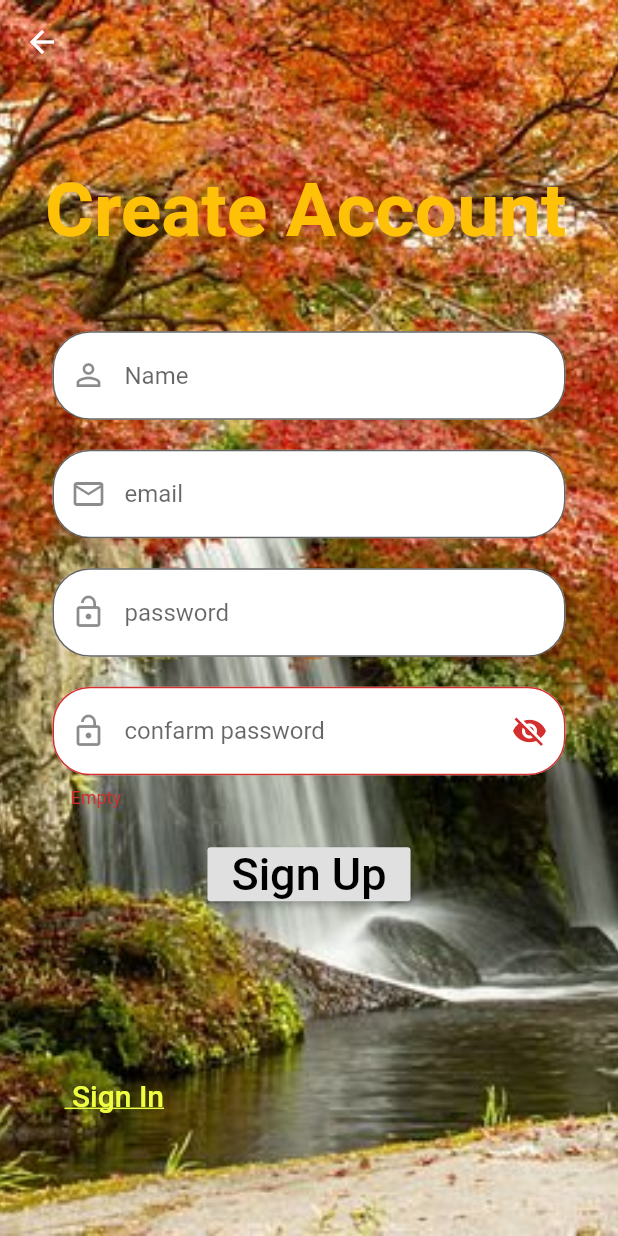
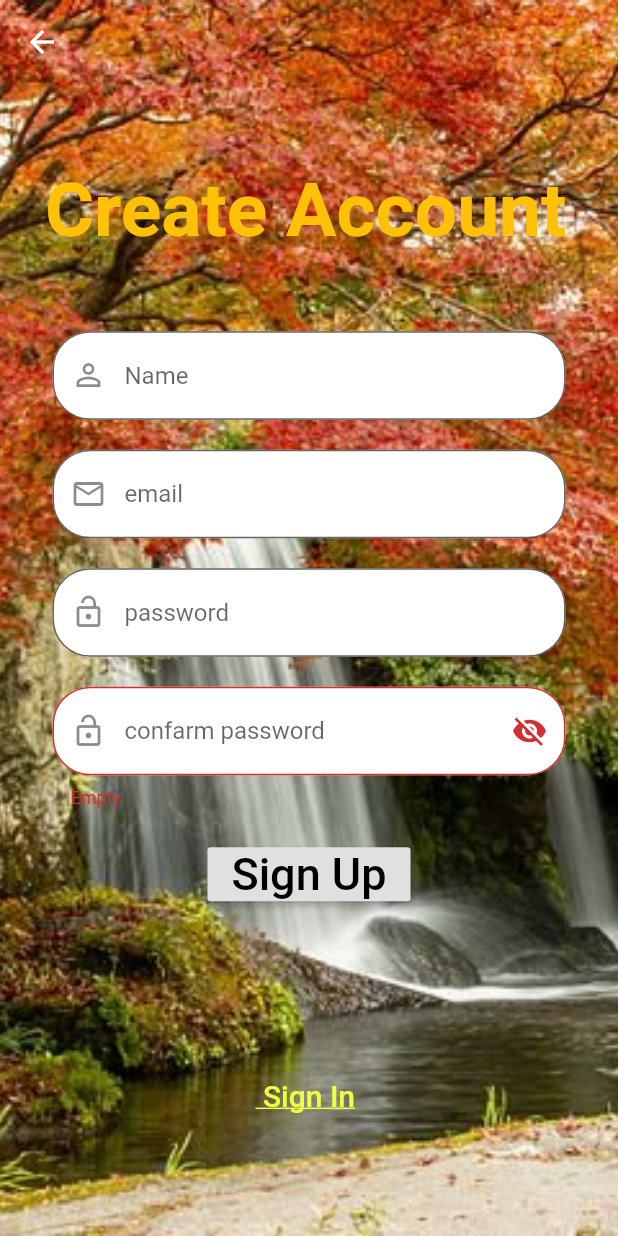
Before and after one commit to al-imam-sujon/Login_page, a Flutter app: the screen it shows after launch, after a tap on "Register account", on a phone screen of 412 x 824 dp. Run offline on Flutter 3.47's test engine with Material 2 defaults, Android fonts, the phone set to English and light mode, and no system bars.

Commit message:
Login_Page

```diff
--- a/lib/login_page.dart
+++ b/lib/login_page.dart
@@ -127,7 +127,7 @@ class _Login_PageState extends State<Login_Page> {
                           Navigator.push(context, MaterialPageRoute(builder: (_) => Register_Page()));
                         },
                             child: Text(' Register account ',
-                              style: TextStyle(fontSize: 20.0,color: Colors.amberAccent,
+                              style: TextStyle(fontSize: 18.0,color: Colors.amberAccent,
                               decoration: TextDecoration.underline),)),
 
                           TextButton(onPressed: (){
@@ -135,7 +135,7 @@ class _Login_PageState extends State<Login_Page> {
                           },
 
                               child: Text('Forgot Password ?',
-                              style: TextStyle(fontSize: 20.0,color: Colors.amberAccent,
+                              style: TextStyle(fontSize: 18.0,color: Colors.amberAccent,
                               decoration: TextDecoration.underline),))
                       ],
                     )
--- a/lib/register_page.dart
+++ b/lib/register_page.dart
@@ -169,7 +169,7 @@ class _Register_PageState extends State<Register_Page> {
                     ),
 
                     Row(
-                      mainAxisAlignment: MainAxisAlignment.spaceBetween,
+                      mainAxisAlignment: MainAxisAlignment.center,
                       children: [
                         TextButton(onPressed: (){
                           //Navigator.push(context, CupertinoPageRoute(builder: (_)=> Regsiter_Page()));
@@ -194,124 +194,3 @@ class _Register_PageState extends State<Register_Page> {
     );
   }
 }
-
-
-
-
-
-
-
-//
-// class MyApp extends StatefulWidget {
-//   const MyApp({Key? key}) : super(key: key);
-//
-//   @override
-//   _MyAppState createState() => _MyAppState();
-// }
-//
-// class _MyAppState extends State<MyApp> {
-//   String text= '';
-//   bool _secure = false;
-//   @override
-//   Widget build(BuildContext context) {
-//     return Container(
-//       padding: EdgeInsets.all(10.5),
-//       child: Column(
-//         mainAxisAlignment: MainAxisAlignment.center,
-//         children: [
-//
-//           //TextField
-//           TextField(
-//             decoration: InputDecoration(
-//               hintText: 'Enter Your Name',
-//               labelText: 'Name :',
-//               labelStyle: TextStyle(
-//                 fontSize: 20.5,
-//                 color: Colors.black,
-//               ),
-//               hintStyle: TextStyle(
-//                 fontSize: 15.5,
-//               ),
-//               border: OutlineInputBorder(
-//                 borderRadius: BorderRadius.circular(10),
-//               ),
-//               prefixIcon: Icon(Icons.account_circle),
-//               errorText: text.isEmpty?"Enter your name first":null,
-//               prefixIconColor: Colors.greenAccent,
-//             ),
-//             onChanged: (Value){
-//               text = Value;
-//             },
-//             onSubmitted: (Value){
-//               setState(() {
-//                 text = Value;
-//               });
-//               print(Value);
-//             },
-//
-//
-//           ),
-//
-//
-//           //SizeBox
-//           SizedBox(
-//             height: 10.5,
-//           ),
-//
-//
-//           Align(
-//               alignment: Alignment.topLeft,
-//               child: Text('Password')),
-//
-//           TextField(
-//             decoration: InputDecoration(
-//               hintText: 'New Password',
-//               labelStyle: TextStyle(
-//                 fontSize: 20.5,
-//                 color: Colors.blue,
-//               ),
-//               hintStyle: TextStyle(
-//                 fontSize: 15.5,
-//               ),
-//
-//
-//               border: OutlineInputBorder(
-//                 borderRadius: BorderRadius.circular(10),
-//                 borderSide: BorderSide(color: Colors.blue,width: 5.5),
-//               ),
-//
-//
-//               prefixIcon: Icon(Icons.lock),
-//               suffixIcon: IconButton(
-//                 icon: Icon(_secure?Icons.remove_red_eye:Icons.security),
-//                 onPressed: (){
-//                   setState(() {
-//                     _secure = !_secure;
-//                   });
-//                 },
-//               ),
-//               errorText: text.isEmpty?'Empty' : null,
-//               prefixIconColor: Colors.greenAccent,
-//             ),
-//
-//
-//             keyboardType: TextInputType.number,
-//             obscureText: _secure,
-//             obscuringCharacter: '*',
-//             maxLength: 20,
-//             onChanged: (Value){
-//               text = Value;
-//             },
-//             onSubmitted: (Value){
-//               setState(() {
-//                 text = Value;
-//               });
-//               print(Value);
-//             },
-//
-//           ),
-//         ],
-//       ),
-//     );
-//   }
-// }
```
